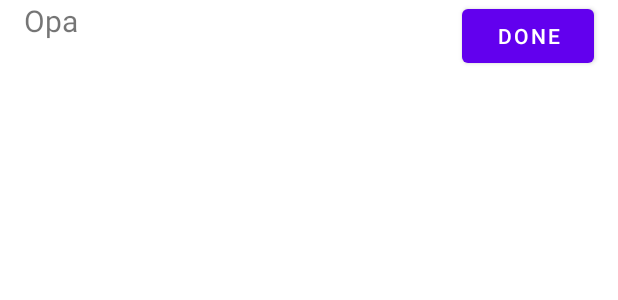
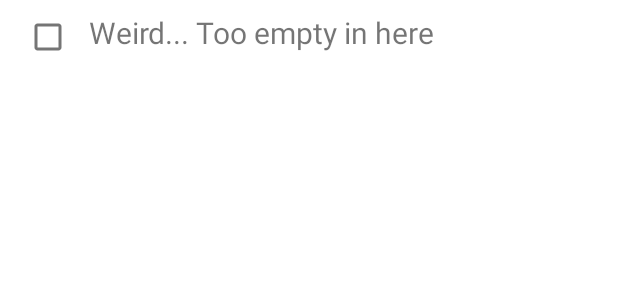
Before and after one commit to JoaoPito/BeforeLunchtime, an Android app: the layout item_todo.xml on its own in the app's theme, with its tools: preview values and no code run, on a phone screen of 412 x 824 dp. Shown: the top 300 px of the screen. Run offline under Robolectric (Android 15) with nearby library versions, the phone set to English and light mode, and no system bars.

Commit message:
Fixed some stuff

```diff
--- a/app/src/main/java/com/joaopito/beforelunchtime/MainActivity.java
+++ b/app/src/main/java/com/joaopito/beforelunchtime/MainActivity.java
@@ -24,6 +24,11 @@ import java.util.ArrayList;
 import java.util.List;
 
 public class MainActivity extends AppCompatActivity {
+
+    //TODO:Functionality - The user needs to be able to set a timer for the lunchtime and a notification must appear
+    //TODO:Functionality - Edit the tasks already created
+    //TODO:Functionality - readjusting the order of tasks in the list
+
 
     //Used to know where the debug msgs come from
     private static final String TAG = "MainActivity";
@@ -134,18 +139,20 @@ public class MainActivity extends AppCompatActivity {
         db.close();
     }
 
+    //TODO: Instead of deleting the class, it changes its state to DONE when the chekbox is checked
+    //If the user wants to delete the task he needs to hold it for a few seconds or swipe it to the side
     //Function for the DONE Button
     public void deleteTask(View view){
         //Deals with the UI
-        View parent = (View) view.getParent();
+       /* View parent = (View) view.getParent();
         TextView taskTextView = (TextView) parent.findViewById(R.id.task_title);
-        String task = String.valueOf(taskTextView.getText());
+        String task = String.valueOf(taskTextView.getText());*/
 
         //Deals with the DB
-        SQLiteDatabase db = mHelper.getWritableDatabase();
+        /*SQLiteDatabase db = mHelper.getWritableDatabase();
         db.delete(TaskContract.TaskEntry.TABLE, TaskContract.TaskEntry.COL_TASK_TITLE + " = ?",
                 new String[]{task});
-        db.close();
+        db.close();*/
 
         UpdateUI();
     }
--- a/app/src/main/java/com/joaopito/beforelunchtime/db/TaskContract.java
+++ b/app/src/main/java/com/joaopito/beforelunchtime/db/TaskContract.java
@@ -3,6 +3,7 @@ package com.joaopito.beforelunchtime.db;
 import android.provider.BaseColumns;
 
 //This class defines the constants that will be used to access data in the DB
+//TODO:Create a new column to classify tasks as DONE or not(Need to add it to the TaskDbHelper too)
 public class TaskContract {
 
     public static final String DB_NAME = "com.joaopito.beforelunchtime.db";
--- a/app/src/main/res/layout/activity_main.xml
+++ b/app/src/main/res/layout/activity_main.xml
@@ -10,8 +10,8 @@
         android:id="@+id/list_todo"
         android:layout_width="wrap_content"
         android:layout_height="wrap_content"
-        app:layout_constraintBottom_toBottomOf="parent"
         app:layout_constraintLeft_toLeftOf="parent"
-        app:layout_constraintRight_toRightOf="parent"/>
+        app:layout_constraintRight_toRightOf="parent"
+        app:layout_constraintTop_toTopOf="parent" />
 
 </androidx.constraintlayout.widget.ConstraintLayout>
--- a/app/src/main/res/layout/item_todo.xml
+++ b/app/src/main/res/layout/item_todo.xml
@@ -8,26 +8,39 @@
     <!--Texto da tarefa-->
 
     <!--Botao de concluido-->
+
     <TextView
         android:id="@+id/task_title"
-        android:layout_width="wrap_content"
-        android:layout_height="wrap_content"
-        android:layout_alignParentStart="true"
-        android:layout_alignParentLeft="true"
-        android:layout_marginStart="16dp"
-        android:layout_marginLeft="16dp"
-        android:text="Opa"
-        android:textSize="20sp" />
-
-    <Button
-        android:id="@+id/task_delete"
-        android:layout_width="wrap_content"
+        android:layout_width="304dp"
         android:layout_height="wrap_content"
         android:layout_alignParentEnd="true"
         android:layout_alignParentRight="true"
+
+        android:layout_marginStart="12dp"
+        android:layout_marginLeft="12dp"
+        android:layout_marginTop="8dp"
         android:layout_marginEnd="16dp"
         android:layout_marginRight="16dp"
-        android:text="Done"
-        android:onClick="deleteTask"/>
+
+        android:layout_toStartOf="@+id/task_delete"
+        android:layout_toLeftOf="@+id/task_delete"
+        android:layout_toEndOf="@+id/task_delete"
+        android:layout_toRightOf="@+id/task_delete"
+
+        android:text="@string/item_todo_placeholderText"
+        android:textSize="20sp" />
+
+    <CheckBox
+        android:id="@+id/task_delete"
+        android:onClick="deleteTask"
+
+        android:layout_width="31dp"
+        android:layout_height="34dp"
+
+        android:layout_marginTop="8dp"
+        android:layout_marginStart="16dp"
+        android:layout_marginLeft="16dp"
+        />
+        <!--android:text="OK" /-->
 
 </RelativeLayout>
--- a/app/src/main/res/values/strings.xml
+++ b/app/src/main/res/values/strings.xml
@@ -1,3 +1,4 @@
 <resources>
     <string name="app_name">Before Lunchtime</string>
+    <string name="item_todo_placeholderText">Weird... Too empty in here</string>
 </resources>
```
